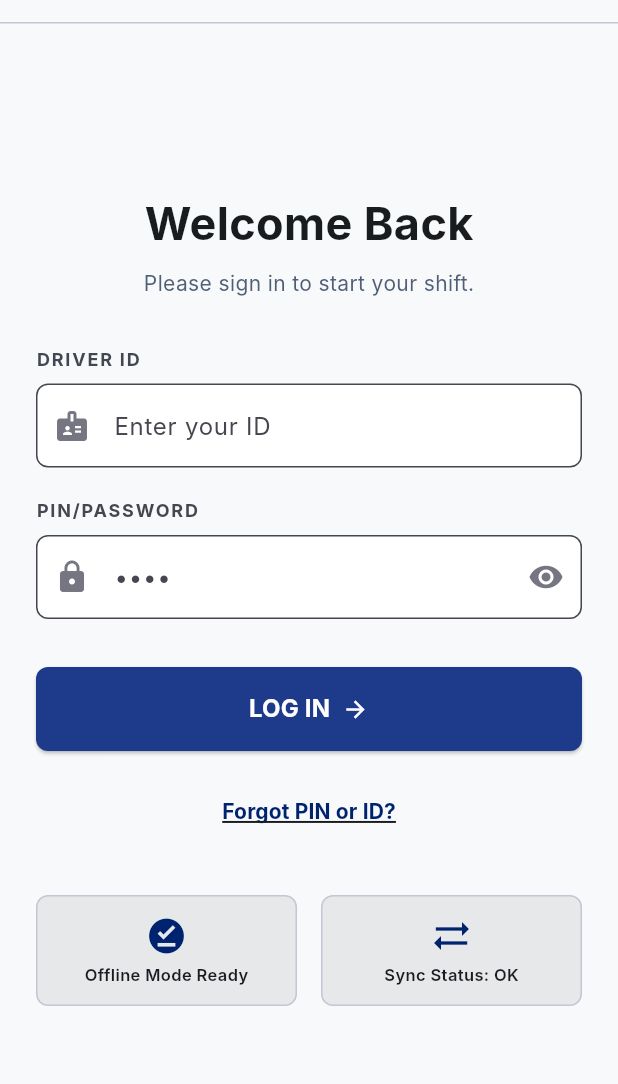
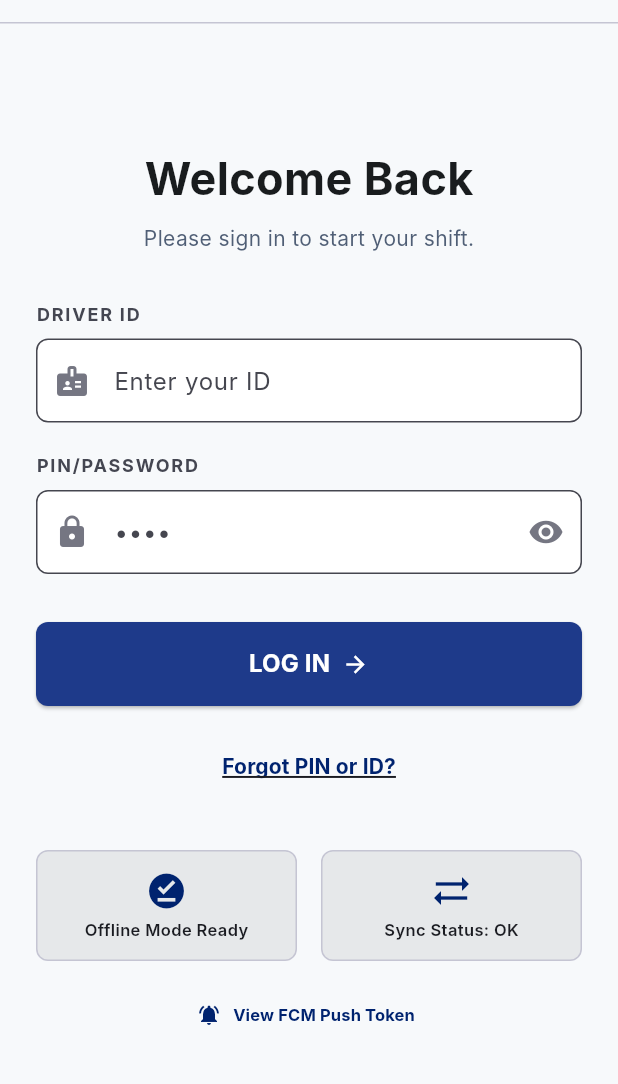
Before and after one commit to Artacomindo-Jejaring-Nusa/AppsDelivery, a Flutter app: the screen it shows after launch, on a phone screen of 412 x 824 dp, the part 62-1146 px from its top. Run offline on Flutter 3.47's test engine with Material 3 defaults, Android fonts, the phone set to English and light mode, and no system bars; our stand-ins replace dio, geolocator, image_picker, shared_preferences, signature, sqflite; missing offline and left inert: mobile_scanner; accounts and stored records are empty; Roboto replaces fonts that are missing (Inter).

Commit message:
fix: Resolve print lints and add View FCM Token UI dialog

```diff
--- a/mobile/lib/screens/auth/login_screen.dart
+++ b/mobile/lib/screens/auth/login_screen.dart
@@ -1,6 +1,7 @@
 import 'package:flutter/material.dart';
 import 'package:provider/provider.dart';
 
+import '../../core/services/push_notification_service.dart';
 import '../../core/theme/colors.dart';
 import '../../providers/auth_provider.dart';
 import '../../providers/location_provider.dart';
@@ -302,17 +303,21 @@ class _LoginScreenState extends State<LoginScreen> {
                                      mainAxisAlignment: MainAxisAlignment.center,
                                      children: [
                                        const SizedBox(
-                                        width: 22,
-                                        height: 22,
+                                         width: 20,
+                                         height: 20,
                                          child: CircularProgressIndicator(
                                            color: Colors.white,
                                            strokeWidth: 2.5,
                                          ),
                                        ),
-                                      const SizedBox(width: 12),
-                                      Text(
+                                       const SizedBox(width: 8),
+                                       Flexible(
+                                         child: Text(
                                            _loadingMessage.toUpperCase(),
-                                        style: const TextStyle(fontWeight: FontWeight.bold, fontSize: 13),
+                                           overflow: TextOverflow.ellipsis,
+                                           maxLines: 1,
+                                           style: const TextStyle(fontWeight: FontWeight.bold, fontSize: 12),
+                                         ),
                                        ),
                                      ],
                                    )
@@ -384,7 +389,33 @@ class _LoginScreenState extends State<LoginScreen> {
                         ),
                       )
                     ],
-                  )
+                  ),
+                  const SizedBox(height: 12),
+                  Center(
+                    child: TextButton.icon(
+                      onPressed: () async {
+                        final token = PushNotificationService().fcmToken;
+                        showDialog(
+                          context: context,
+                          builder: (ctx) => AlertDialog(
+                            title: const Text("Firebase FCM Token"),
+                            content: SelectableText(
+                              token ?? "Token not generated yet. Ensure Google Play Services & Internet are active.",
+                              style: const TextStyle(fontSize: 12, fontFamily: 'monospace'),
+                            ),
+                            actions: [
+                              TextButton(
+                                onPressed: () => Navigator.pop(ctx),
+                                child: const Text("CLOSE"),
+                              ),
+                            ],
+                          ),
+                        );
+                      },
+                      icon: const Icon(Icons.notifications_active, size: 16, color: StitchColors.primary),
+                      label: const Text("View FCM Push Token", style: TextStyle(fontSize: 11, fontWeight: FontWeight.bold, color: StitchColors.primary)),
+                    ),
+                  ),
                 ],
               ),
             ),
```
Lines whose indentation alone changed are shown as unchanged.
